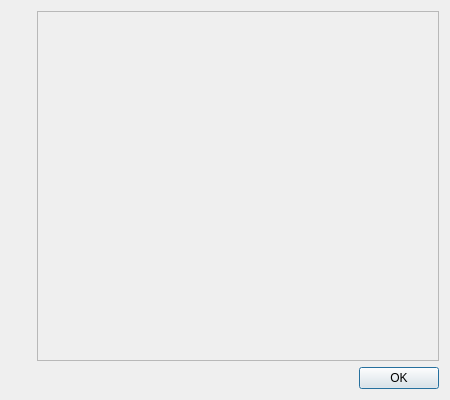
First picture: the form in core/info/info.ui, repository KmolYuan/Pyslvs-UI, before the edit.
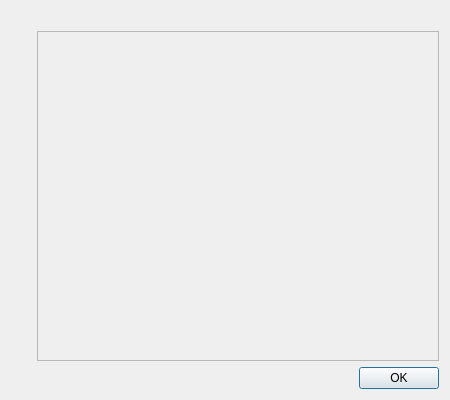
Second picture: the form after the edit. Icons and pictures are not drawn.

Commit message: Browse Guide and lot of UI improve.

The edit to the form file:
```diff
--- a/core/info/info.ui
+++ b/core/info/info.ui
@@ -41,7 +41,7 @@
   <property name="modal">
    <bool>true</bool>
   </property>
-  <layout class="QVBoxLayout" name="verticalLayout_3">
+  <layout class="QVBoxLayout" name="verticalLayout_4">
    <item>
     <layout class="QHBoxLayout" name="horizontalLayout">
      <item>
@@ -84,6 +84,15 @@
       </layout>
      </item>
      <item>
+      <layout class="QVBoxLayout" name="verticalLayout_3">
+       <item>
+        <widget class="QLabel" name="Title">
+         <property name="text">
+          <string/>
+         </property>
+        </widget>
+       </item>
+       <item>
       <widget class="QScrollArea" name="scrollArea">
        <property name="widgetResizable">
         <bool>true</bool>
@@ -93,8 +102,8 @@
          <rect>
           <x>0</x>
           <y>0</y>
-          <width>372</width>
-          <height>344</height>
+            <width>370</width>
+            <height>318</height>
          </rect>
         </property>
         <layout class="QVBoxLayout" name="verticalLayout">
@@ -141,6 +150,8 @@
         </layout>
        </widget>
       </widget>
+       </item>
+      </layout>
      </item>
     </layout>
    </item>
```
Lines whose indentation alone changed are shown as unchanged. The commit also changes 7 other files.
